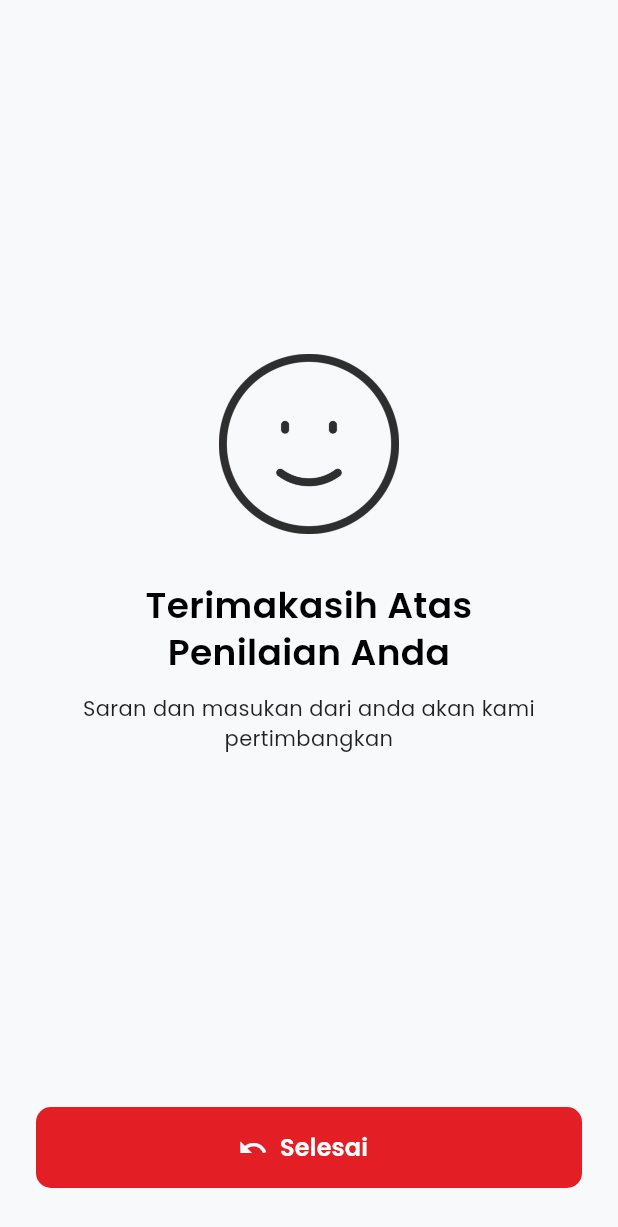
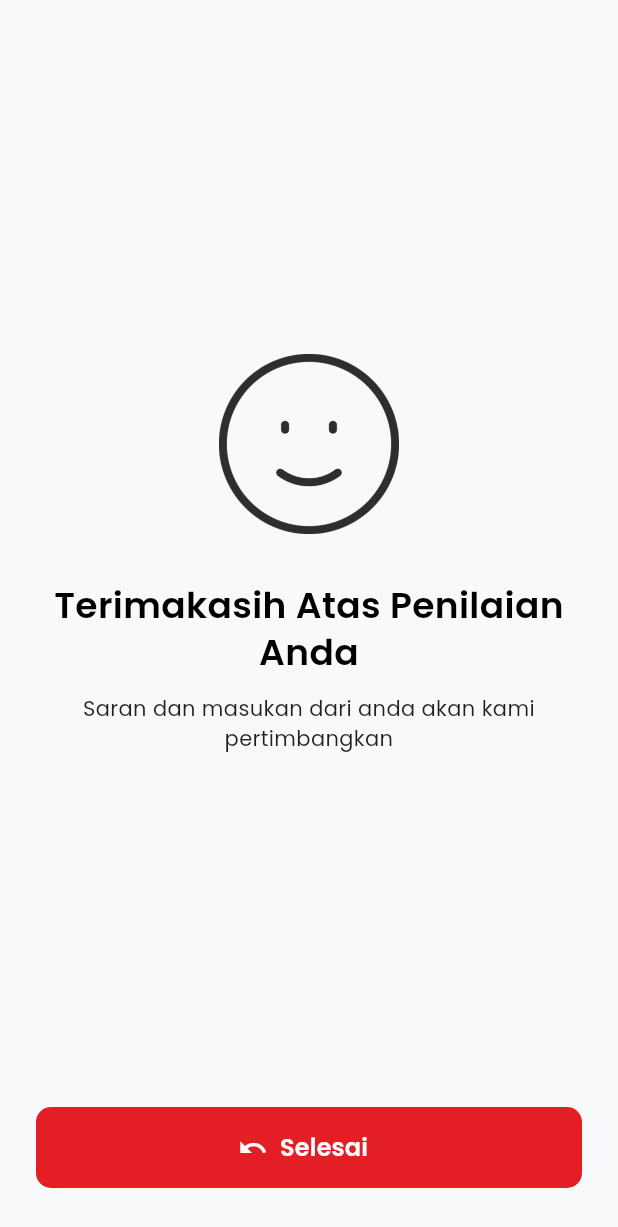
Before and after one commit to aflahrizkyadhafin-tlu/Kelompok-Stardenb-rdenh-rdenbart-Tugas-IPPL, a Flutter app: the TerimakasihPenilaianScreen screen opened by its route, on a phone screen of 412 x 824 dp. Shown: the top 1227 px of the screen. Run offline on Flutter 3.47's test engine with Material 3 defaults, Android fonts, the light colour scheme and no system bars; our stand-ins replace flutter_svg, google_fonts.

Commit message:
page rating aplikasi done

```diff
--- a/lib/pages/terimakasihpenilaian/components/body.dart
+++ b/lib/pages/terimakasihpenilaian/components/body.dart
@@ -26,7 +26,7 @@ class Body extends StatelessWidget {
 
             // --- Judul ---
             Text(
-              'Terimakasih Atas\nPenilaian Anda',
+              'Terimakasih Atas Penilaian Anda',
               textAlign: TextAlign.center,
               style: GoogleFonts.poppins(
                 fontSize: 24,
@@ -39,7 +39,7 @@ class Body extends StatelessWidget {
 
             // --- Sub Judul ---
             Text(
-              'Saran dan masukan dari anda akan kami\npertimbangkan',
+              'Saran dan masukan dari anda akan kami pertimbangkan',
               textAlign: TextAlign.center,
               style: GoogleFonts.poppins(
                 fontSize: 14,
```
